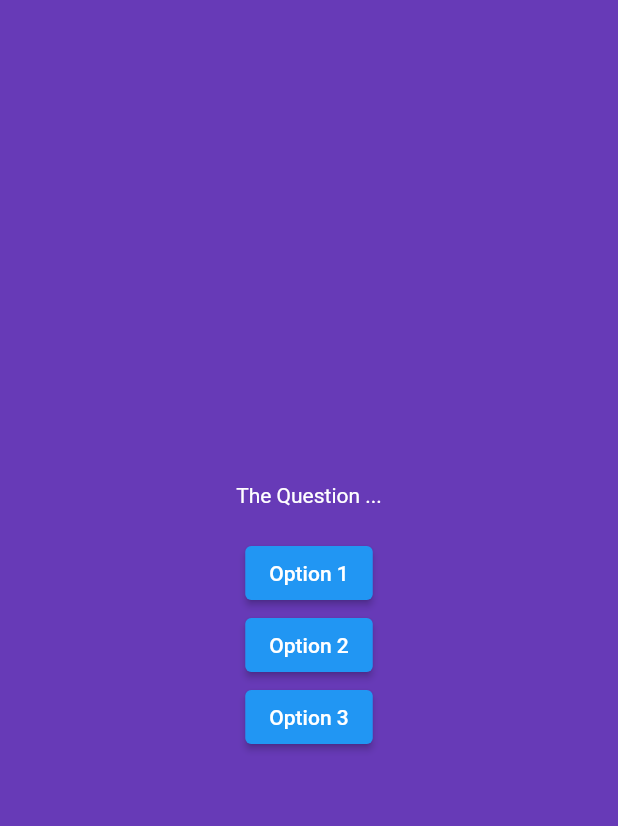
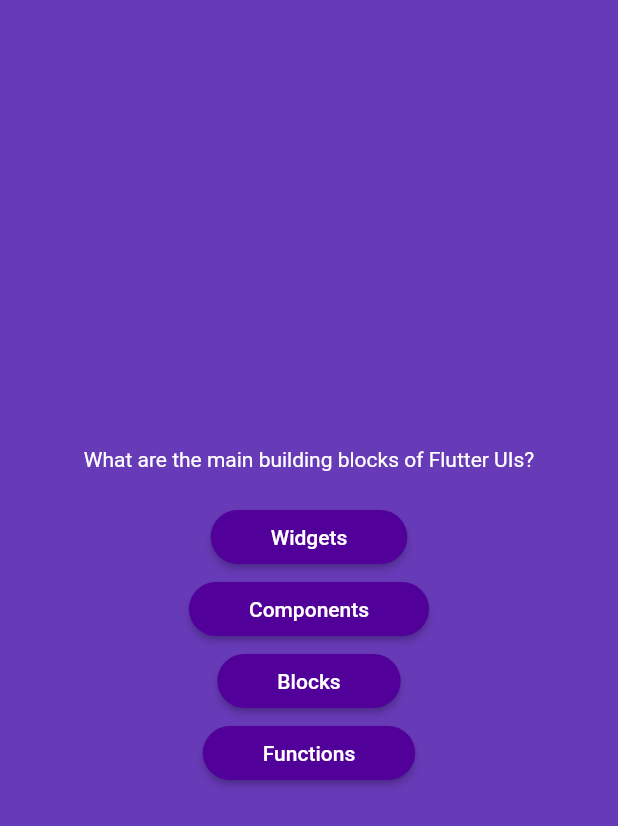
Before and after one commit to ArthurDibe/Quiz-App, a Flutter app: the screen it shows after launch, after a tap on "Start Quiz", on a phone screen of 412 x 824 dp. Shown: the top 826 px of the screen. Run offline on Flutter 3.47's test engine with Material 2 defaults, Android fonts, the phone set to English and light mode, and no system bars.

Commit message:
Implemented dynamic data to populate the questions screen each at a time

```diff
--- a/lib/questions_screen.dart
+++ b/lib/questions_screen.dart
@@ -1,4 +1,7 @@
 import 'package:flutter/material.dart';
+import 'package:quiz_flutter/models/answer_button.dart';
+import 'package:quiz_flutter/data/questions.dart';
+import 'package:quiz_flutter/models/quiz_question.dart';
 
 class QuestionsScreen extends StatefulWidget {
   const QuestionsScreen({super.key});
@@ -10,6 +13,16 @@ class QuestionsScreen extends StatefulWidget {
 }
 
 class _QuestionsScreenState extends State<QuestionsScreen> {
+  QuizQuestion currentQuestion = questions[0];
+  int questionNumber = 0;
+
+  void changeQuestion() {
+    setState(() {
+      questionNumber++;
+      currentQuestion = questions[questionNumber];
+    });
+  }
+
   @override
   Widget build(context) {
     return SizedBox(
@@ -17,25 +30,16 @@ class _QuestionsScreenState extends State<QuestionsScreen> {
       child: Column(
         mainAxisAlignment: MainAxisAlignment.center,
         children: [
-          const Text(
-            "The Question ...",
-            style: TextStyle(
+          Text(
+            currentQuestion.question,
+            style: const TextStyle(
               color: Colors.white,
             ),
           ),
           const SizedBox(height: 20),
-          ElevatedButton(
-            onPressed: () {},
-            child: const Text('Option 1'),
-          ),
-          ElevatedButton(
-            onPressed: () {},
-            child: const Text('Option 2'),
-          ),
-          ElevatedButton(
-            onPressed: () {},
-            child: const Text('Option 3'),
-          ),
+          ...currentQuestion.answers.map((answerOption) {
+            return AnswerButton(text: answerOption, onTap: changeQuestion);
+          }),
         ],
       ),
     );
```
